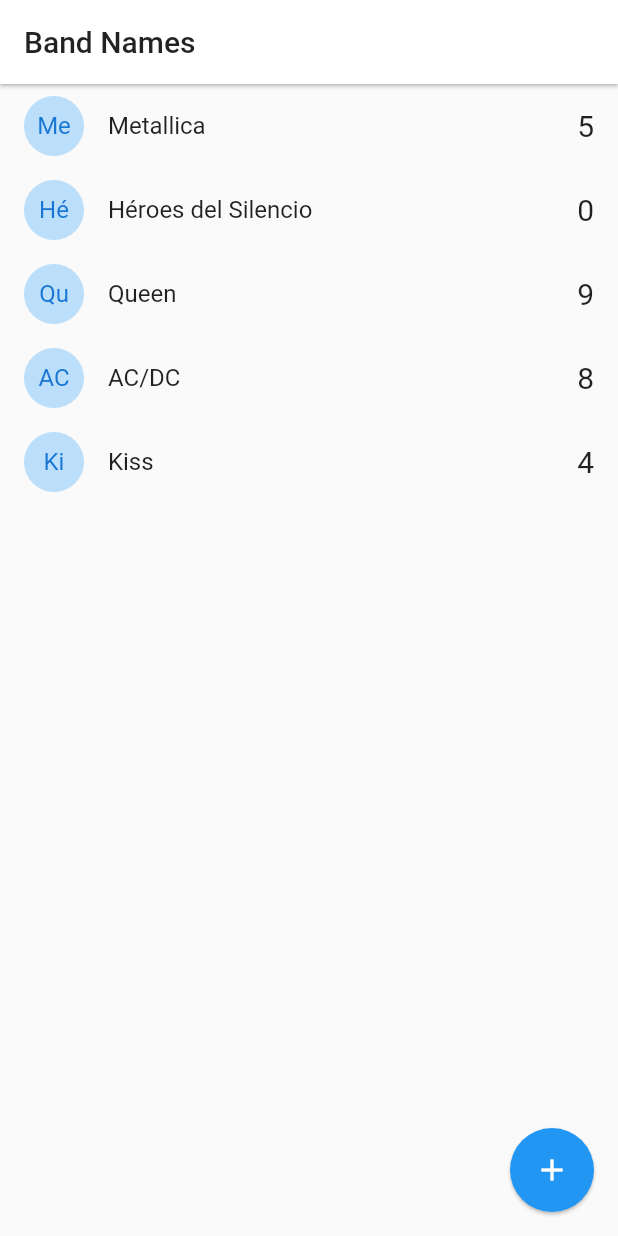
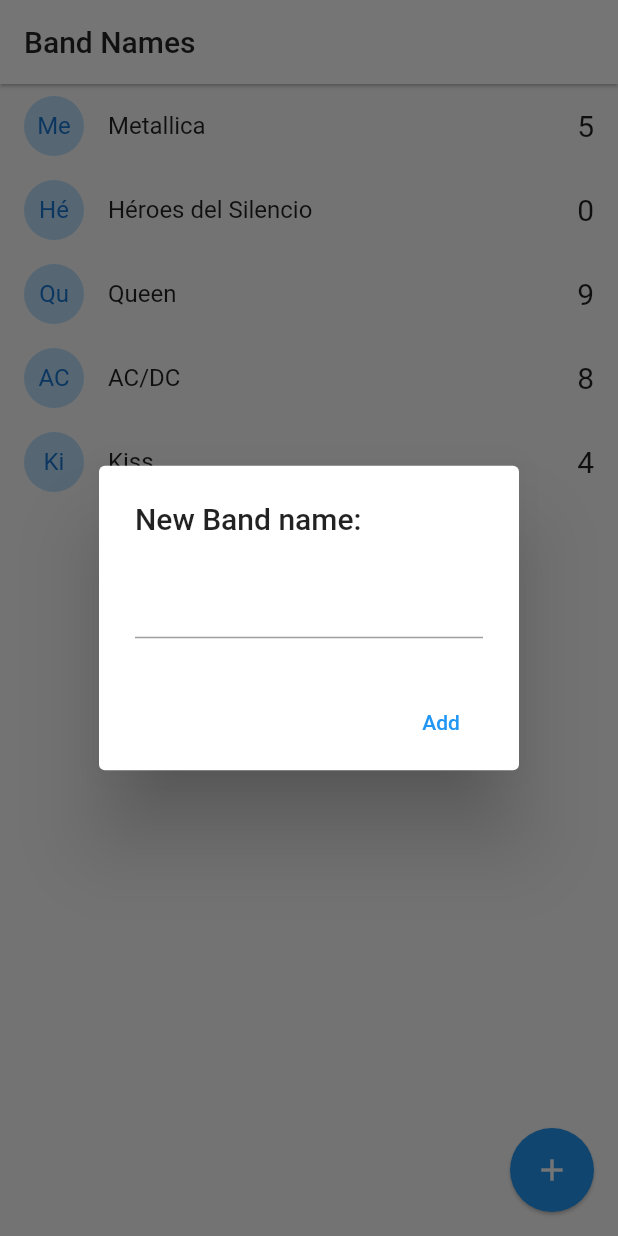
Before and after one commit to charger513/band_names, a Flutter app: the screen it shows after launch, after a tap on the "add" icon, on a phone screen of 412 x 824 dp. Run offline on Flutter 3.47's test engine with Material 2 defaults, Android fonts, the phone set to English and light mode, and no system bars.

Commit message:
Borrar una banda - Dismissible

```diff
--- a/lib/pages/home_page.dart
+++ b/lib/pages/home_page.dart
@@ -1,5 +1,9 @@
-import 'package:band_names/models/band.dart';
+import 'dart:io';
+
+import 'package:flutter/cupertino.dart';
 import 'package:flutter/material.dart';
+
+import '../models/band.dart';
 
 class HomePage extends StatefulWidget {
   @override
@@ -33,12 +37,27 @@ class _HomePageState extends State<HomePage> {
       floatingActionButton: FloatingActionButton(
         child: Icon(Icons.add),
         elevation: 1,
-        onPressed: () {},
+        onPressed: _addNewBand,
       ),
     );
   }
 
-  ListTile _bandTile(Band band) => ListTile(
+  Widget _bandTile(Band band) => Dismissible(
+        key: Key(band.id),
+        direction: DismissDirection.startToEnd,
+        background: Container(
+          padding: const EdgeInsets.only(left: 10),
+          color: Colors.red,
+          child: Align(
+            alignment: Alignment.centerLeft,
+            child: Text(
+              'Delete band',
+              style: TextStyle(color: Colors.white),
+            ),
+          ),
+        ),
+        onDismissed: (direction) {},
+        child: ListTile(
           leading: CircleAvatar(
             child: Text(band.name.substring(0, 2)),
             backgroundColor: Colors.blue[100],
@@ -49,5 +68,73 @@ class _HomePageState extends State<HomePage> {
             style: TextStyle(fontSize: 20),
           ),
           onTap: () {},
+        ),
+      );
+
+  void _addNewBand() {
+    final textController = TextEditingController();
+    if (Platform.isAndroid) {
+      showDialog(
+        context: context,
+        builder: (ctx) {
+          return AlertDialog(
+            title: Text('New Band name:'),
+            content: TextField(
+              controller: textController,
+            ),
+            actions: [
+              MaterialButton(
+                child: Text('Add'),
+                elevation: 5,
+                textColor: Colors.blue,
+                onPressed: () => _addBandToList(textController.text),
+              ),
+            ],
+          );
+        },
+      );
+      return;
+    }
+
+    showCupertinoDialog(
+      context: context,
+      builder: (ctx) {
+        return CupertinoAlertDialog(
+          title: Text('New Band name:'),
+          content: CupertinoTextField(
+            controller: textController,
+          ),
+          actions: [
+            CupertinoDialogAction(
+              isDefaultAction: true,
+              child: Text('Add'),
+              onPressed: () => _addBandToList(textController.text),
+            ),
+            CupertinoDialogAction(
+              isDestructiveAction: true,
+              child: Text('Dismiss'),
+              onPressed: () {
+                Navigator.pop(context);
+              },
+            ),
+          ],
+        );
+      },
     );
   }
+
+  void _addBandToList(String name) {
+    if (name.length > 1) {
+      this.bands.add(
+            Band(
+              id: DateTime.now().toString(),
+              name: name,
+              votes: 0,
+            ),
+          );
+      setState(() {});
+    }
+
+    Navigator.pop(context);
+  }
+}
```
Lines whose indentation alone changed are shown as unchanged.
